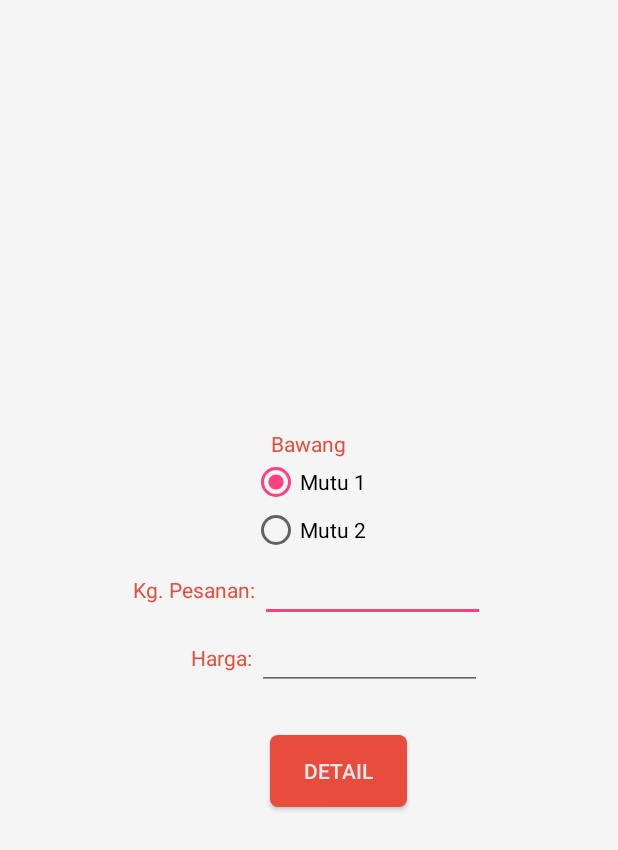
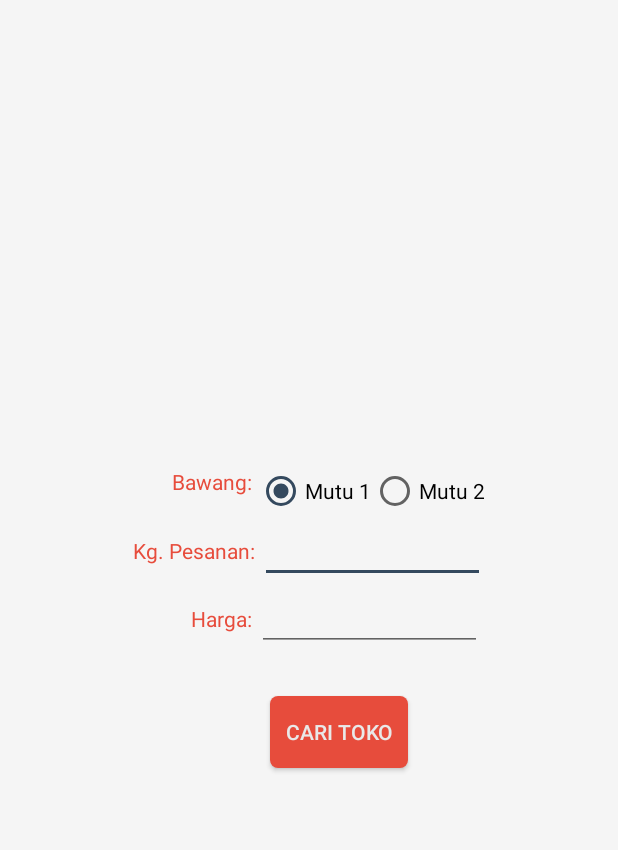
Before and after one commit to whegreen/limakilo, an Android app: the fragment GrosirFragment shown on its own in the app's theme, on a phone screen of 412 x 824 dp. Shown: the top 850 px of the screen. Run offline under Robolectric (Android 15) with nearby library versions, the phone set to English and light mode, and no system bars; libraries missing offline, so code that uses them is left out: retrofit.client.

Commit message:
refactoring layout

```diff
--- a/app/src/main/java/com/limakilogram/www/bawang/ui/detailorder/OrderListActivity.java
+++ b/app/src/main/java/com/limakilogram/www/bawang/ui/detailorder/OrderListActivity.java
@@ -46,7 +46,7 @@ public class OrderListActivity extends AppCompatActivity {
         final ListView lv = (ListView) findViewById(R.id.list_order);
 
         if (history.equals("order")){
-            collapsingToolbar.setTitle("Riwayat Order");
+            collapsingToolbar.setTitle("Riwayat Paket");
             APICallManager.getInstance().getMyOrders(new Callback<GetMyOrderResponseModel>() {
                 @Override
                 public void success(GetMyOrderResponseModel getMyOrderResponseModel, Response response) {
@@ -66,7 +66,7 @@ public class OrderListActivity extends AppCompatActivity {
                 }
             });
         }else{
-            collapsingToolbar.setTitle("Riwayat Bid");
+            collapsingToolbar.setTitle("Riwayat Grosir");
             APICallManager.getInstance().getMyBids(new Callback<GetMyBidResponseModel>() {
                 @Override
                 public void success(GetMyBidResponseModel getMyBidResponseModel, Response response) {
--- a/app/src/main/java/com/limakilogram/www/bawang/ui/main/MainActivity.java
+++ b/app/src/main/java/com/limakilogram/www/bawang/ui/main/MainActivity.java
@@ -70,6 +70,7 @@ public class MainActivity extends AppCompatActivity {
         final ActionBar ab = getSupportActionBar();
         ab.setHomeAsUpIndicator(R.drawable.ic_menu);
         ab.setDisplayHomeAsUpEnabled(true);
+        ab.setDisplayShowTitleEnabled(false);
 
         mDrawerLayout = (DrawerLayout) findViewById(R.id.drawer_layout);
 
--- a/app/src/main/java/com/limakilogram/www/bawang/ui/main/limakilofragment/StockRecyclerViewAdapter.java
+++ b/app/src/main/java/com/limakilogram/www/bawang/ui/main/limakilofragment/StockRecyclerViewAdapter.java
@@ -53,7 +53,7 @@ public class StockRecyclerViewAdapter extends RecyclerView.Adapter<StockRecycler
                 +" "+ mStocks.get(position).getCategory());
         holder.mTextView2.setText(mStocks.get(position).getPrice());
         holder.mTextView3.setText(mStocks.get(position).getFirstName()+" "+mStocks.get(position).getLastName());
-        holder.mTextView3.setText(mStocks.get(position).getStock());
+        holder.mTextView4.setText(mStocks.get(position).getStock());
 
         holder.mBoundAvatar = mStocks.get(position).getAvaUrl();
         holder.mBoundUserId = mStocks.get(position).getStock();
--- a/app/src/main/res/layout/fragment_grosir.xml
+++ b/app/src/main/res/layout/fragment_grosir.xml
@@ -5,32 +5,47 @@
     android:gravity="center_horizontal|center_vertical"
     android:orientation="vertical">
 
-    <TextView
+
+    <LinearLayout
         android:layout_width="wrap_content"
         android:layout_height="wrap_content"
-        android:text="Bawang"
-        android:textColor="#E74C3C"
+        android:orientation="horizontal">
+
+        <TextView
             android:id="@+id/textView3"
-        android:layout_gravity="center_horizontal" />
+            android:layout_width="wrap_content"
+            android:layout_height="wrap_content"
+            android:layout_gravity="center_horizontal"
+            android:text="        Bawang: "
+            android:textColor="#E74C3C" />
+
         <RadioGroup
             android:id="@+id/radioSex"
             android:layout_width="wrap_content"
-        android:layout_height="wrap_content" >
-        <RadioButton
+            android:layout_height="wrap_content">
+
+            <LinearLayout
                 android:layout_width="wrap_content"
                 android:layout_height="wrap_content"
-            android:text="Mutu 1"
-            android:id="@+id/radioButton"
-            android:checked="true" />
+                android:orientation="horizontal">
 
                 <RadioButton
+                    android:id="@+id/radioButton"
                     android:layout_width="wrap_content"
                     android:layout_height="wrap_content"
-            android:text="Mutu 2"
+                    android:checked="true"
+                    android:text="Mutu 1" />
+
+                <RadioButton
                     android:id="@+id/radioButton2"
+                    android:layout_width="wrap_content"
+                    android:layout_height="wrap_content"
                     android:layout_gravity="center_horizontal"
-            android:checked="false" />
+                    android:checked="false"
+                    android:text="Mutu 2" />
+            </LinearLayout>
         </RadioGroup>
+    </LinearLayout>
 
     <LinearLayout
         android:layout_width="wrap_content"
@@ -72,12 +87,12 @@
         android:id="@+id/btn_choice"
         android:layout_width="wrap_content"
         android:layout_height="wrap_content"
+        android:layout_marginLeft="20dp"
         android:layout_marginTop="30dp"
-        android:layout_marginLeft="20dp"
         android:background="@drawable/rounded_red"
         android:paddingLeft="10dp"
         android:paddingRight="10dp"
-        android:text="DETAIL"
+        android:text="Cari Toko"
         android:textColor="#E9E9E9"
         android:textSize="14sp" />
 
--- a/app/src/main/res/menu/drawer_view.xml
+++ b/app/src/main/res/menu/drawer_view.xml
@@ -20,7 +20,7 @@
         <item
             android:id="@+id/nav_home"
             android:icon="@drawable/ic_dashboard"
-            android:title="Riwayat Order" />
+            android:title="Riwayat Paket" />
         <item
             android:id="@+id/nav_messages"
             android:icon="@drawable/ic_forum"
--- a/app/src/main/res/values/strings.xml
+++ b/app/src/main/res/values/strings.xml
@@ -1,5 +1,5 @@
 <resources>
-    <string name="app_name">limakilogram</string>
+    <string name="app_name">5 kilogram</string>
     <string name="facebook_app_id">135514710123752</string>
     <string name="menu_settings">Sample Menu</string>
 </resources>
--- a/app/src/main/res/values/styles.xml
+++ b/app/src/main/res/values/styles.xml
@@ -8,7 +8,7 @@
     <style name="Base.Theme.DesignDemo" parent="Theme.AppCompat.Light.NoActionBar">
         <item name="colorPrimary">#E74C3C</item>
         <item name="colorPrimaryDark">#D14233</item>
-        <item name="colorAccent">#FF4081</item>
+        <item name="colorAccent">#34495e</item>
         <item name="android:windowBackground">@color/window_background</item>
     </style>
 
```
Also changed, not shown: app/src/main/res/layout/fragment_login.xml (+31 -32 lines), app/src/main/res/drawable/background1.png (added), app/src/main/res/drawable/background2.png (added), app/src/main/res/drawable/logo.png (added), 2 other files. Lines whose indentation alone changed are shown as unchanged.
